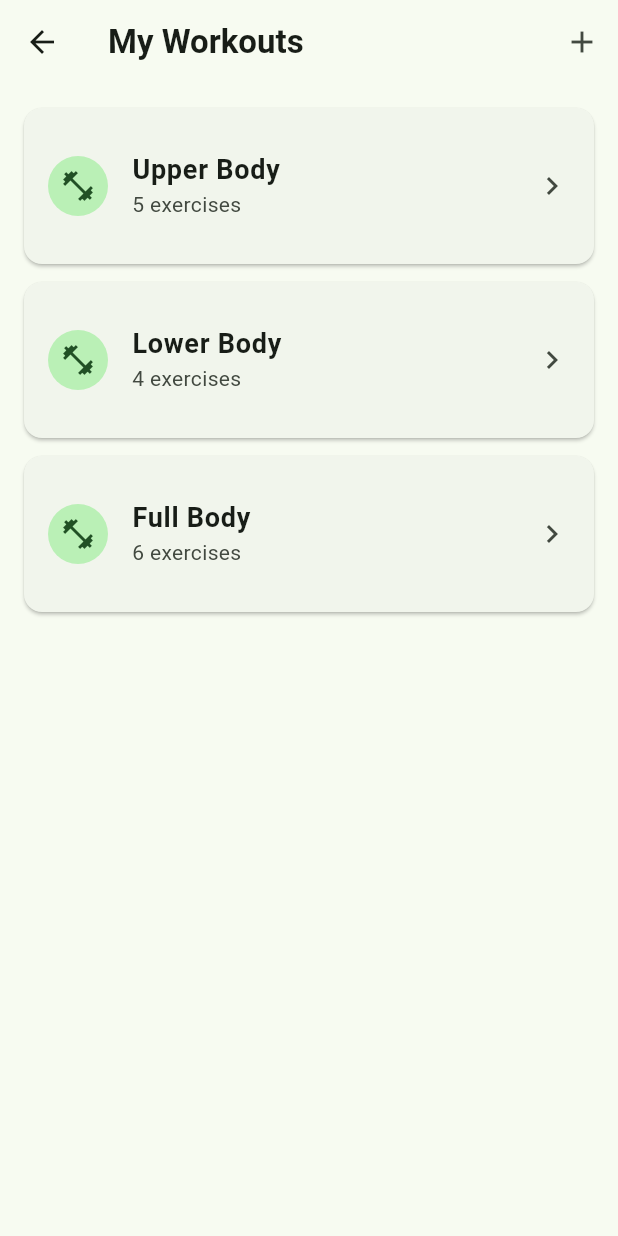
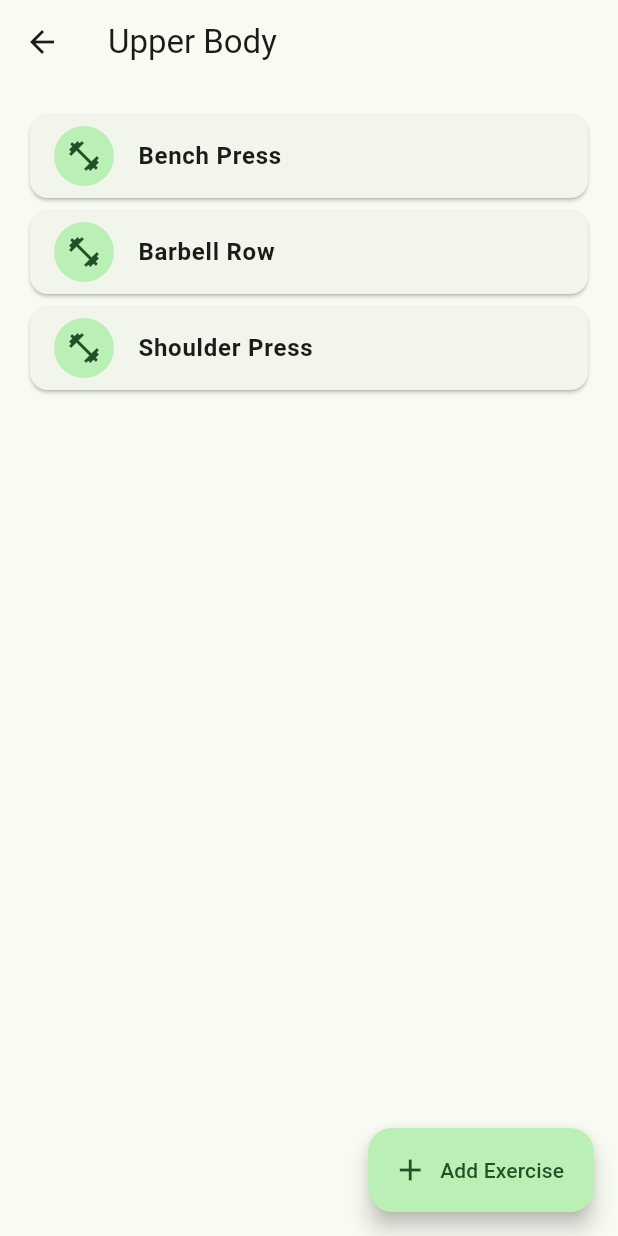
Before and after one commit to AbhisekRai24/gym_tracker, a Flutter app: the WorkoutsScreen screen opened directly, after a tap on "Upper Body", on a phone screen of 412 x 824 dp. Run offline on Flutter 3.47's test engine with Material 3 defaults, Android fonts, the phone set to English and light mode, and no system bars; our stand-ins replace flutter_riverpod.

Commit message:
Refactor workouts with MVVM and Riverpod

```diff
--- a/lib/main.dart
+++ b/lib/main.dart
@@ -1,7 +1,10 @@
 import 'package:flutter/material.dart';
+import 'package:flutter_riverpod/flutter_riverpod.dart';
+import 'features/workouts/viewmodels/workout_viewmodel.dart';
+import 'features/workouts/models/workout.dart';
 
 void main() {
-  runApp(const GymTrackApp());
+  runApp(const ProviderScope(child: GymTrackApp()));
 }
 
 class GymTrackApp extends StatelessWidget {
@@ -155,55 +158,48 @@ class HomeScreen extends StatelessWidget {
   }
 }
 
-class WorkoutsScreen extends StatelessWidget {
+class WorkoutsScreen extends ConsumerWidget {
   const WorkoutsScreen({super.key});
 
+  Future<void> _createWorkout(BuildContext context, WidgetRef ref) async {
+    final workoutName = await Navigator.push<String>(
+      context,
+      MaterialPageRoute(builder: (context) => const CreateWorkoutScreen()),
+    );
+
+    if (workoutName != null) {
+      ref.read(workoutViewModelProvider.notifier).addWorkout(workoutName);
+    }
+  }
+
   @override
-  Widget build(BuildContext context) {
+  Widget build(BuildContext context, WidgetRef ref) {
+    final workouts = ref.watch(workoutViewModelProvider);
+
     return Scaffold(
-      appBar: AppBar(
-        title: const Text(
-          'My Workouts',
-          style: TextStyle(fontWeight: FontWeight.bold),
-        ),
-        actions: [
-          IconButton(
-            onPressed: () {
-              Navigator.push(
-                context,
-                MaterialPageRoute(
-                  builder: (context) => const CreateWorkoutScreen(),
-                ),
-              );
-            },
-            icon: const Icon(Icons.add),
-          ),
-        ],
+      appBar: AppBar(title: const Text('Workouts')),
+      body: ListView.builder(
+        padding: const EdgeInsets.all(16),
+        itemCount: workouts.length,
+        itemBuilder: (context, index) {
+          final workout = workouts[index];
+
+          return WorkoutCard(workout: workout);
+        },
       ),
-
-      body: ListView(
-        padding: const EdgeInsets.all(16),
-        children: [
-          WorkoutCard(name: 'Upper Body', exerciseCount: 5),
-
-          WorkoutCard(name: 'Lower Body', exerciseCount: 4),
-
-          WorkoutCard(name: 'Full Body', exerciseCount: 6),
-        ],
+      floatingActionButton: FloatingActionButton.extended(
+        onPressed: () => _createWorkout(context, ref),
+        icon: const Icon(Icons.add),
+        label: const Text('Create Workout'),
       ),
     );
   }
 }
 
 class WorkoutCard extends StatelessWidget {
-  final String name;
-  final int exerciseCount;
+  final Workout workout;
 
-  const WorkoutCard({
-    super.key,
-    required this.name,
-    required this.exerciseCount,
-  });
+  const WorkoutCard({super.key, required this.workout});
 
   @override
   Widget build(BuildContext context) {
@@ -211,20 +207,20 @@ class WorkoutCard extends StatelessWidget {
       margin: const EdgeInsets.only(bottom: 12),
       child: ListTile(
         contentPadding: const EdgeInsets.all(16),
-
         leading: const CircleAvatar(child: Icon(Icons.fitness_center)),
-
         title: Text(
-          name,
+          workout.name,
           style: const TextStyle(fontSize: 18, fontWeight: FontWeight.bold),
         ),
-
-        subtitle: Text('$exerciseCount exercises'),
-
+        subtitle: Text('${workout.exercises.length} exercises'),
         trailing: const Icon(Icons.chevron_right),
-
         onTap: () {
-          // We'll open the workout here later.
+          Navigator.push(
+            context,
+            MaterialPageRoute(
+              builder: (context) => WorkoutDetailScreen(workoutId: workout.id),
+            ),
+          );
         },
       ),
     );
@@ -246,6 +242,67 @@ class ProfileScreen extends StatelessWidget {
   @override
   Widget build(BuildContext context) {
     return const Center(child: Text('Profile'));
+  }
+}
+
+class WorkoutDetailScreen extends ConsumerWidget {
+  final String workoutId;
+
+  const WorkoutDetailScreen({super.key, required this.workoutId});
+
+  @override
+  Widget build(BuildContext context, WidgetRef ref) {
+    final workouts = ref.watch(workoutViewModelProvider);
+
+    final workout = workouts.firstWhere((workout) => workout.id == workoutId);
+
+    return Scaffold(
+      appBar: AppBar(title: Text(workout.name)),
+      body: workout.exercises.isEmpty
+          ? const Center(
+              child: Text(
+                'No exercises yet',
+                style: TextStyle(fontSize: 18, color: Colors.grey),
+              ),
+            )
+          : ListView.builder(
+              padding: const EdgeInsets.all(16),
+              itemCount: workout.exercises.length,
+              itemBuilder: (context, index) {
+                final exercise = workout.exercises[index];
+
+                return Card(
+                  child: ListTile(
+                    leading: const CircleAvatar(
+                      child: Icon(Icons.fitness_center),
+                    ),
+                    title: Text(
+                      exercise,
+                      style: const TextStyle(fontWeight: FontWeight.bold),
+                    ),
+                  ),
+                );
+              },
+            ),
+      floatingActionButton: FloatingActionButton.extended(
+        onPressed: () async {
+          final exercise = await Navigator.push<String>(
+            context,
+            MaterialPageRoute(
+              builder: (context) => const ExercisePickerScreen(),
+            ),
+          );
+
+          if (exercise != null) {
+            ref
+                .read(workoutViewModelProvider.notifier)
+                .addExercise(workoutId, exercise);
+          }
+        },
+        icon: const Icon(Icons.add),
+        label: const Text('Add Exercise'),
+      ),
+    );
   }
 }
 
@@ -414,3 +471,53 @@ class _WorkoutHistoryTile extends StatelessWidget {
     );
   }
 }
+
+class ExercisePickerScreen extends StatelessWidget {
+  const ExercisePickerScreen({super.key});
+
+  final List<String> exercises = const [
+    'Bench Press',
+    'Incline Dumbbell Press',
+    'Cable Fly',
+    'Shoulder Press',
+    'Lateral Raise',
+    'Tricep Pushdown',
+    'Barbell Row',
+    'Lat Pulldown',
+    'Barbell Squat',
+    'Leg Press',
+    'Romanian Deadlift',
+  ];
+
+  @override
+  Widget build(BuildContext context) {
+    return Scaffold(
+      appBar: AppBar(title: const Text('Add Exercise')),
+
+      body: ListView.builder(
+        padding: const EdgeInsets.all(16),
+        itemCount: exercises.length,
+        itemBuilder: (context, index) {
+          final exercise = exercises[index];
+
+          return Card(
+            child: ListTile(
+              leading: const CircleAvatar(child: Icon(Icons.fitness_center)),
+
+              title: Text(
+                exercise,
+                style: const TextStyle(fontWeight: FontWeight.bold),
+              ),
+
+              trailing: const Icon(Icons.add),
+
+              onTap: () {
+                Navigator.pop(context, exercise);
+              },
+            ),
+          );
+        },
+      ),
+    );
+  }
+}
--- a/pubspec.yaml
+++ b/pubspec.yaml
@@ -34,6 +34,7 @@ dependencies:
   # The following adds the Cupertino Icons font to your application.
   # Use with the CupertinoIcons class for iOS style icons.
   cupertino_icons: ^1.0.8
+  flutter_riverpod: ^3.3.2
 
 dev_dependencies:
   flutter_test:
```
Also changed, not shown: lib/features/workouts/models/workout.dart (added, +23 -0 lines), lib/features/workouts/repositories/workout_repository.dart (added, +63 -0 lines), lib/features/workouts/viewmodels/workout_viewmodel.dart (added, +47 -0 lines), pubspec.lock.
